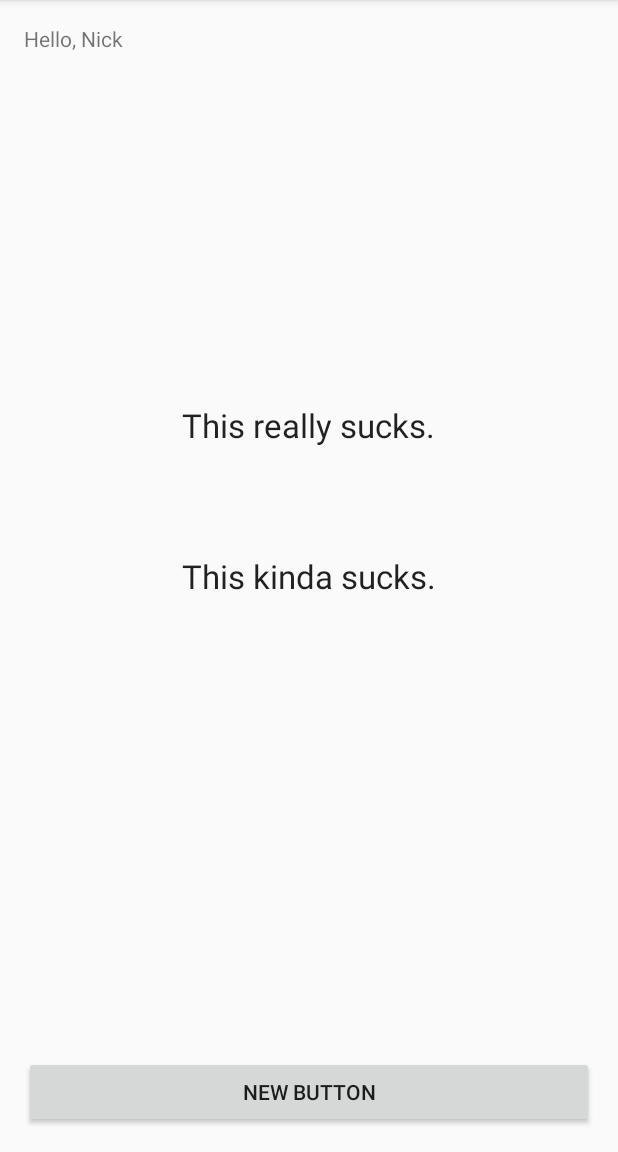
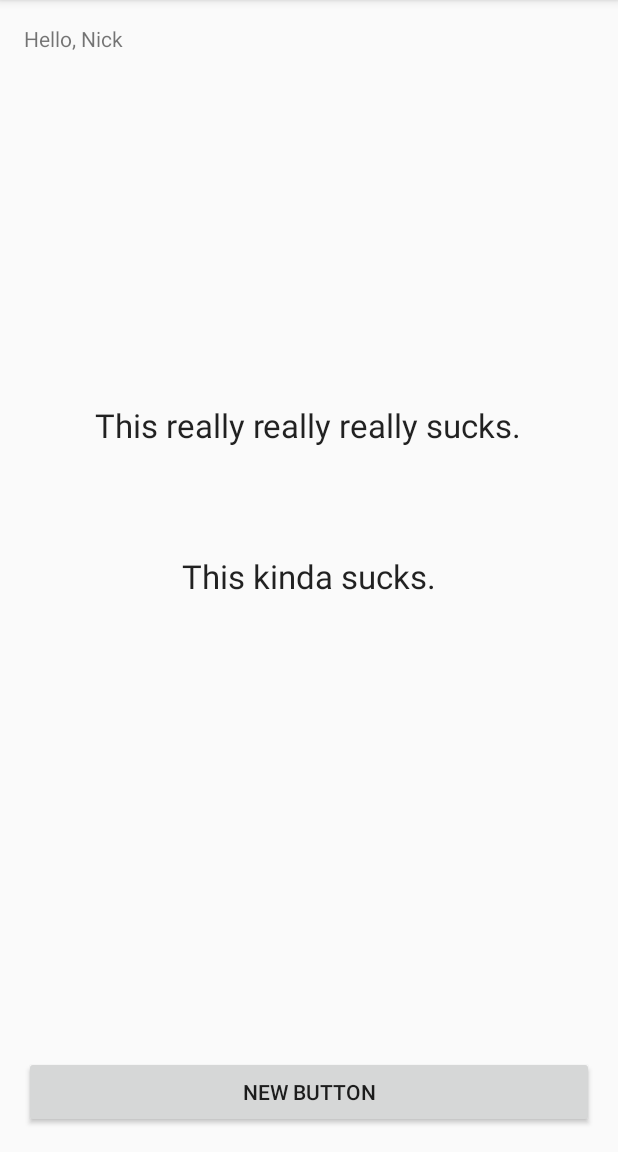
Before and after one commit to ScottTeichert1/TempoSensor, an Android app: the screen it shows after launch (MainActivity), on a phone screen of 412 x 824 dp, the part 84-1236 px from its top. Run offline under Robolectric (Android 15) with nearby library versions, the phone set to English and light mode, and no system bars.

Commit message:
Really sucks

```diff
--- a/app/src/main/res/values/strings.xml
+++ b/app/src/main/res/values/strings.xml
@@ -4,5 +4,5 @@
     <string name="hello_world">Hello, Nick</string>
     <string name="action_settings">Settings</string>
     <string name="this_kinda_sucks">This kinda sucks.</string>
-    <string name="sucks">This really sucks.</string>
+    <string name="sucks">This really really really sucks.</string>
 </resources>
```
Also changed, not shown: 1 other file.
